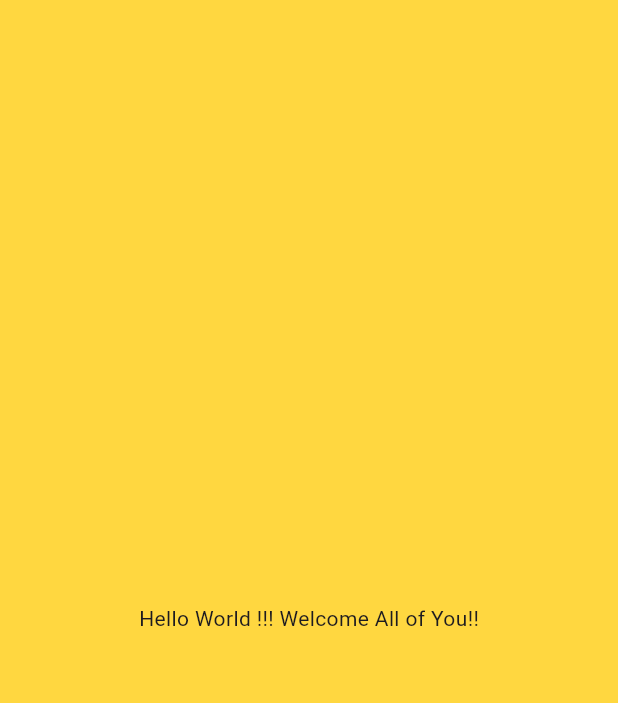
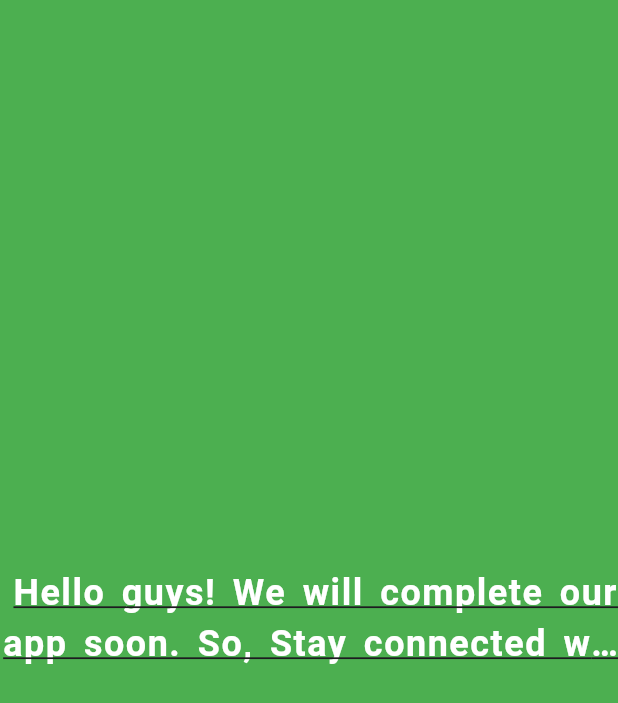
Before and after one commit to maruf-git/first_flutter_app_in_android_studio, a Flutter app: the screen it shows after launch, on a phone screen of 412 x 824 dp. Shown: the top 703 px of the screen. Run offline on Flutter 3.47's test engine with Material 3 defaults, Android fonts, the phone set to English and light mode, and no system bars.

Commit message:
styled text

```diff
--- a/lib/main.dart
+++ b/lib/main.dart
@@ -22,8 +22,20 @@ class HomePage extends StatelessWidget {
   @override
   Widget build(BuildContext context) {
     return Scaffold(
-      backgroundColor: Colors.amberAccent,
-      body: Center(child: Text('Hello World !!! Welcome All of You!!')),
+      backgroundColor: Colors.green,
+      body: Center(child: Text("Hello guys! We will complete our app soon. So, Stay connected with us!",
+        textAlign: TextAlign.right,
+        maxLines: 2,
+        style: TextStyle(
+        fontSize: 24,
+        color: Colors.white,
+        // backgroundColor: Colors.blue,
+        fontWeight: FontWeight.bold,
+        decoration: TextDecoration.underline,
+        wordSpacing: 4,
+        letterSpacing: 1,
+          overflow: TextOverflow.ellipsis,
+      ),)),
     );
   }
 }
```
